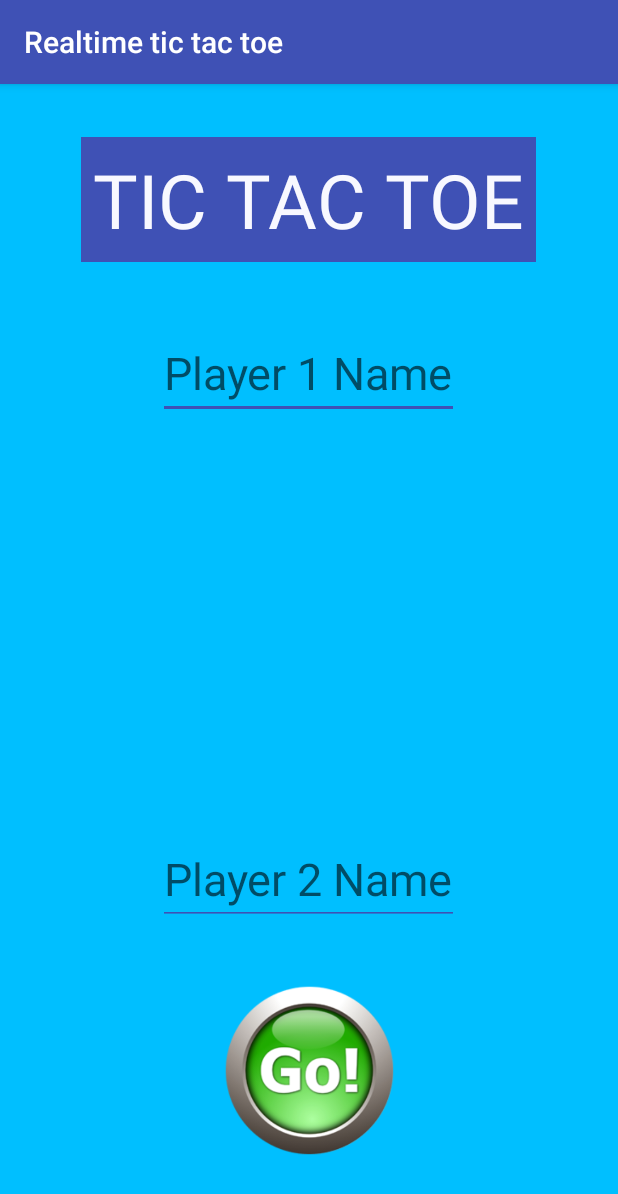
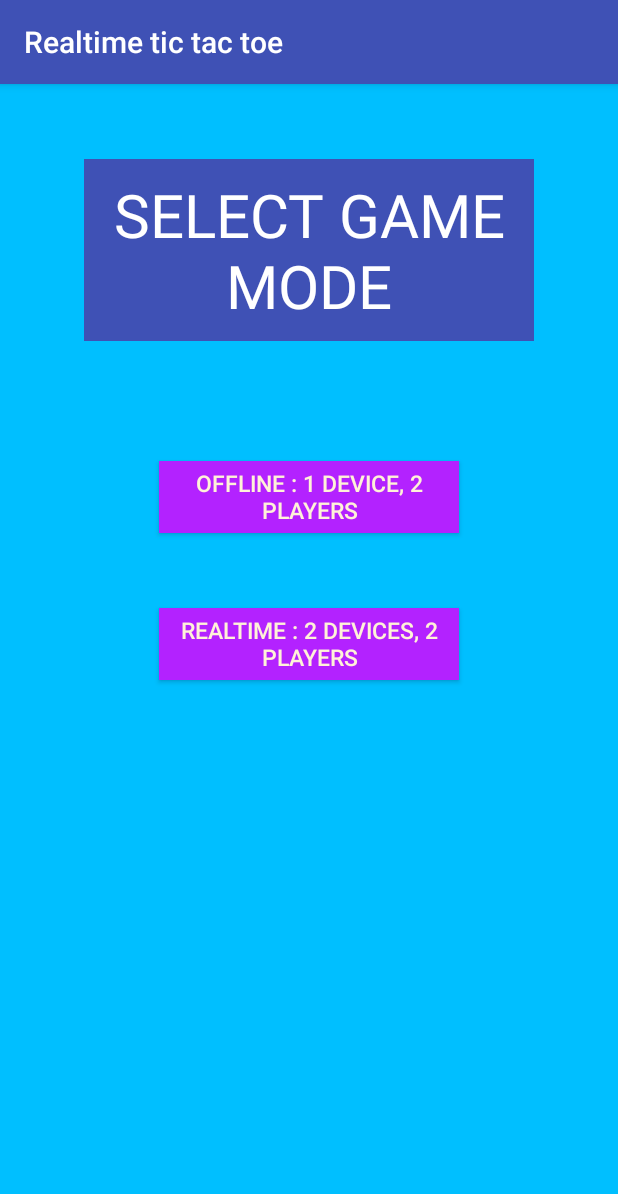
Before and after one commit to KunalFarmah98/Realtime-TicTacToe, an Android app: the screen it shows after launch (startActivity before the commit, EnterActivity after it), on a phone screen of 412 x 824 dp. Shown: the top 1194 px of the screen. Run offline under Robolectric (Android 15) with nearby library versions, the phone set to English and light mode, and no system bars.

Commit message:
realtime_1

```diff
--- a/app/build.gradle
+++ b/app/build.gradle
@@ -22,7 +22,11 @@ dependencies {
     implementation fileTree(dir: 'libs', include: ['*.jar'])
     implementation 'com.android.support:appcompat-v7:27.1.1'
     implementation 'com.android.support.constraint:constraint-layout:1.1.0'
+    implementation 'com.android.support:support-v4:27.1.1'
+    implementation 'com.google.firebase:firebase-core:16.0.1'
     testImplementation 'junit:junit:4.12'
     androidTestImplementation 'com.android.support.test:runner:1.0.2'
     androidTestImplementation 'com.android.support.test.espresso:espresso-core:3.0.2'
 }
+
+apply plugin: 'com.google.gms.google-services'
--- /dev/null
+++ b/app/src/main/java/com/apps/kunalfarmah/realtimetictactoe/EnterActivity.java
@@ -0,0 +1,53 @@
+package com.apps.kunalfarmah.realtimetictactoe;
+
+import android.app.Fragment;
+import android.content.Intent;
+import android.support.v7.app.AppCompatActivity;
+import android.os.Bundle;
+import android.view.View;
+import android.widget.Button;
+import android.widget.FrameLayout;
+
+import com.example.kunalfarmah.realtimetictactoe.R;
+
+public class EnterActivity extends AppCompatActivity {
+
+    Button offline;
+    Button online;
+    FrameLayout fragments;
+
+
+
+    @Override
+    protected void onCreate(Bundle savedInstanceState) {
+        super.onCreate(savedInstanceState);
+
+        setContentView(R.layout.enter);
+
+        offline = findViewById(R.id.offline);
+        online = findViewById(R.id.online);
+        fragments =findViewById(R.id.fragment_containter);
+
+
+        offline.setOnClickListener(new View.OnClickListener() {
+            @Override
+            public void onClick(View v) {
+                Intent intent = new Intent(getApplicationContext(), startActivity.class);
+                startActivity(intent);
+            }
+        });
+
+        online.setOnClickListener(new View.OnClickListener() {
+            @Override
+            public void onClick(View v) {
+                Interstitial interstitial = new Interstitial();
+                fragments.setVisibility(View.VISIBLE);
+
+                getSupportFragmentManager().beginTransaction().replace(R.id.fragment_containter,interstitial).commit();
+
+
+            }
+        });
+
+    }
+}
--- /dev/null
+++ b/app/src/main/java/com/apps/kunalfarmah/realtimetictactoe/JoinActivity.java
@@ -0,0 +1,4 @@
+package com.apps.kunalfarmah.realtimetictactoe;
+
+public class JoinActivity{
+}
--- a/app/src/main/java/com/apps/kunalfarmah/realtimetictactoe/MainActivity_optimised.java
+++ b/app/src/main/java/com/apps/kunalfarmah/realtimetictactoe/MainActivity_optimised.java
@@ -268,7 +268,7 @@ public class MainActivity_optimised extends AppCompatActivity implements View.On
 
         if (moves[0][0] != -1 && moves[0][0] == moves[0][1] && moves[0][1] == moves[0][2]) {
             if (moves[0][0] == 0) {
-                Toast.makeText(getApplicationContext(), pl1 + " Wins", Toast.LENGTH_LONG).show();
+                Toast.makeText(getApplicationContext(), pl1 + " Wins", Toast.LENGTH_SHORT).show();
                 return true;
             } else if (moves[0][0] == 1) {
                 Toast.makeText(getApplicationContext(), pl2 + " Wins", Toast.LENGTH_LONG).show();
--- a/app/src/main/java/com/apps/kunalfarmah/realtimetictactoe/gameover.java
+++ b/app/src/main/java/com/apps/kunalfarmah/realtimetictactoe/gameover.java
@@ -41,7 +41,7 @@ public class gameover extends AppCompatActivity {
     }
 
     public void restartActivity(){
-        //finishing current activity and hten restarting it
+        //finishing current activity and then restarting it
         Intent mIntent = getIntent();
         finish();
         startActivity(mIntent);
--- /dev/null
+++ b/app/src/main/res/layout/enter.xml
@@ -0,0 +1,52 @@
+<?xml version="1.0" encoding="utf-8"?>
+<LinearLayout xmlns:android="http://schemas.android.com/apk/res/android"
+    android:layout_width="match_parent"
+    android:layout_height="match_parent"
+    android:background="@color/colorAccent"
+    android:orientation="vertical">
+
+    <FrameLayout
+        android:id="@+id/fragment_containter"
+        android:layout_width="match_parent"
+        android:layout_height="match_parent"
+        android:visibility="gone"/>
+
+
+    <TextView
+        android:layout_width="300dp"
+        android:layout_height="wrap_content"
+        android:layout_gravity="center"
+        android:layout_marginTop="50dp"
+        android:background="@color/colorPrimary"
+        android:padding="10dp"
+        android:text="SELECT GAME MODE"
+        android:textAlignment="center"
+        android:textColor="#ffffff"
+        android:textSize="40sp" />
+
+
+    <Button
+        android:id="@+id/offline"
+        android:layout_width="200dp"
+        android:layout_height="wrap_content"
+        android:layout_gravity="center"
+        android:layout_marginTop="80dp"
+        android:background="#b322ff"
+        android:text="Offline : 1 Device, 2 Players"
+        android:textColor="#fff2d8"
+        android:textSize="15sp" />
+
+
+    <Button
+        android:id="@+id/online"
+        android:layout_width="200dp"
+        android:layout_height="wrap_content"
+        android:layout_gravity="center"
+        android:layout_marginTop="50dp"
+        android:background="#b322ff"
+        android:text="Realtime : 2 Devices, 2 Players"
+        android:textColor="#fff2d8"
+        android:textSize="15sp" />
+
+
+</LinearLayout>
--- a/app/src/main/res/values/strings.xml
+++ b/app/src/main/res/values/strings.xml
@@ -1,3 +1,6 @@
 <resources>
     <string name="app_name">Realtime tic tac toe</string>
+
+    <!-- TODO: Remove or change this placeholder text -->
+    <string name="hello_blank_fragment">Hello blank fragment</string>
 </resources>
--- a/build.gradle
+++ b/build.gradle
@@ -8,6 +8,7 @@ buildscript {
     }
     dependencies {
         classpath 'com.android.tools.build:gradle:3.1.4'
+        classpath 'com.google.gms:google-services:4.0.1'
 
 
         // NOTE: Do not place your application dependencies here; they belong
```
Also changed, not shown: app/src/main/AndroidManifest.xml (+10 -9 lines), app/src/main/java/com/apps/kunalfarmah/realtimetictactoe/Host.java (added, +32 -0 lines), app/src/main/java/com/apps/kunalfarmah/realtimetictactoe/Interstitial.java (added, +74 -0 lines), app/src/main/java/com/apps/kunalfarmah/realtimetictactoe/Join.java (added, +31 -0 lines), app/src/main/res/layout/fragment_host.xml (added, +66 -0 lines), app/src/main/res/layout/fragment_interstitial.xml (added, +56 -0 lines), app/src/main/res/layout/fragment_join.xml (added, +54 -0 lines).
